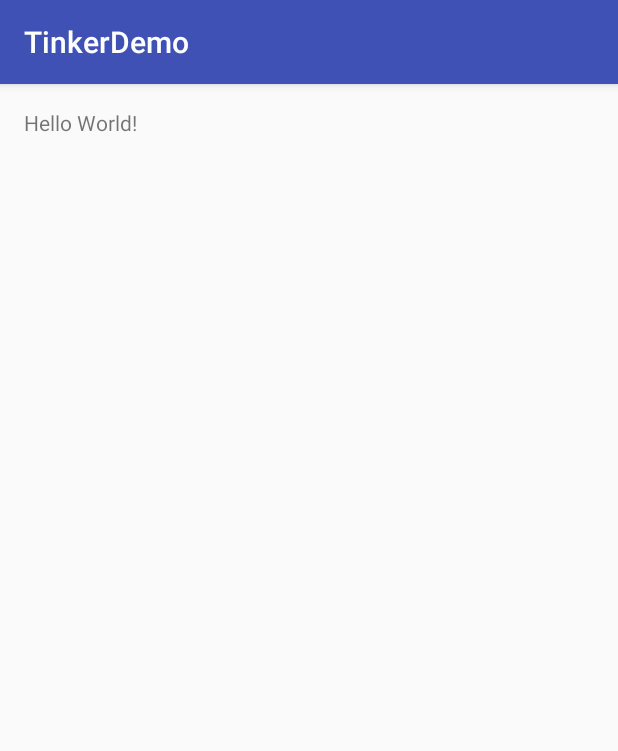
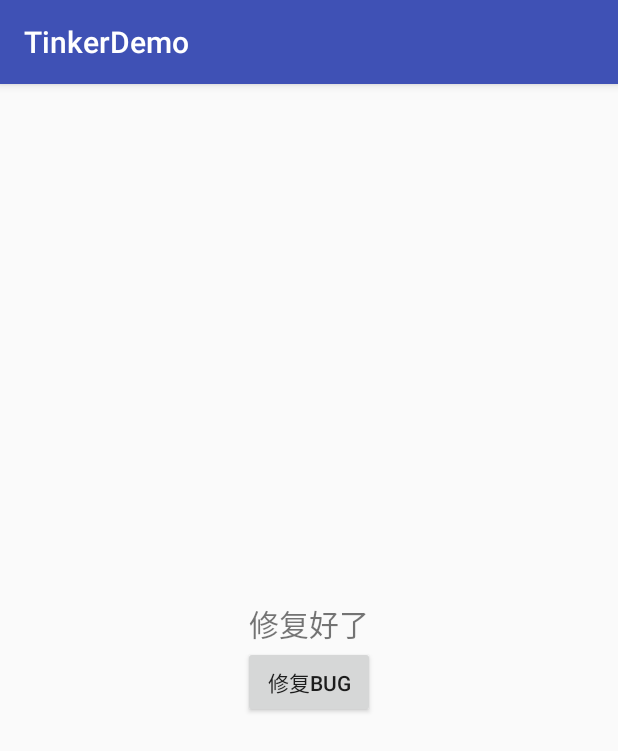
Before and after one commit to cheweili/TinkerTestDemo, an Android app: the screen it shows after launch (MainActivity), on a phone screen of 412 x 824 dp. Shown: the top 751 px of the screen. Run offline under Robolectric (Android 15) with nearby library versions, the phone set to English and light mode, and no system bars; libraries missing offline, so code that uses them is left out: com.tencent.tinker.

Commit message:
完善 测试

```diff
--- a/app/src/main/AndroidManifest.xml
+++ b/app/src/main/AndroidManifest.xml
@@ -1,8 +1,10 @@
 <?xml version="1.0" encoding="utf-8"?>
 <manifest xmlns:android="http://schemas.android.com/apk/res/android"
     package="com.example.mrche.tinkerdemo">
-
+    <uses-permission android:name="android.permission.WRITE_EXTERNAL_STORAGE"/>
+    <uses-permission android:name="android.permission.MOUNT_UNMOUNT_FILESYSTEMS"/>
     <application
+        android:name=".SimpleTinkerInApplication"
         android:allowBackup="true"
         android:icon="@mipmap/ic_launcher"
         android:label="@string/app_name"
--- a/app/src/main/java/com/example/mrche/tinkerdemo/MainActivity.java
+++ b/app/src/main/java/com/example/mrche/tinkerdemo/MainActivity.java
@@ -1,7 +1,15 @@
 package com.example.mrche.tinkerdemo;
 
+import android.os.Environment;
 import android.support.v7.app.AppCompatActivity;
 import android.os.Bundle;
+import android.view.View;
+import android.widget.Button;
+import android.widget.TextView;
+
+import com.tencent.tinker.lib.tinker.TinkerInstaller;
+
+import java.io.File;
 
 public class MainActivity extends AppCompatActivity {
 
@@ -9,5 +17,19 @@ public class MainActivity extends AppCompatActivity {
     protected void onCreate(Bundle savedInstanceState) {
         super.onCreate(savedInstanceState);
         setContentView(R.layout.activity_main);
+        TextView tv = (TextView) findViewById(R.id.tv);
+        tv.setText("修复好了");
+        Button fix = (Button) findViewById(R.id.fix);
+        fix.setOnClickListener(new View.OnClickListener() {
+            @Override
+            public void onClick(View view) {
+                TinkerInstaller.onReceiveUpgradePatch(getApplicationContext(), Environment.getExternalStorageDirectory().getAbsolutePath()
+                        + "/patch_signed_7zip.apk");
+                File file = new File(Environment.getExternalStorageDirectory().getAbsolutePath()
+                        + "/patch_signed_7zip.apk");
+                boolean exists = file.exists();
+                System.out.println(exists);
+            }
+        });
     }
 }
--- a/app/src/main/res/layout/activity_main.xml
+++ b/app/src/main/res/layout/activity_main.xml
@@ -1,17 +1,22 @@
 <?xml version="1.0" encoding="utf-8"?>
-<RelativeLayout xmlns:android="http://schemas.android.com/apk/res/android"
+<LinearLayout xmlns:android="http://schemas.android.com/apk/res/android"
     xmlns:tools="http://schemas.android.com/tools"
     android:id="@+id/activity_main"
     android:layout_width="match_parent"
     android:layout_height="match_parent"
-    android:paddingBottom="@dimen/activity_vertical_margin"
-    android:paddingLeft="@dimen/activity_horizontal_margin"
-    android:paddingRight="@dimen/activity_horizontal_margin"
-    android:paddingTop="@dimen/activity_vertical_margin"
-    tools:context="com.example.mrche.tinkerdemo.MainActivity">
+    android:orientation="vertical"
+    android:gravity="center"
+    >
 
     <TextView
+        android:id="@+id/tv"
         android:layout_width="wrap_content"
         android:layout_height="wrap_content"
-        android:text="Hello World!" />
-</RelativeLayout>
+        android:textSize="20sp"
+        android:text="bug" />
+    <Button
+        android:id="@+id/fix"
+        android:text="修复bug"
+        android:layout_width="wrap_content"
+        android:layout_height="wrap_content" />
+</LinearLayout>
```
Also changed, not shown: app/build.gradle (+4 -5 lines), app/src/main/java/com/example/mrche/tinkerdemo/SimpleTinkerInApplicationLike.java (added, +32 -0 lines).
